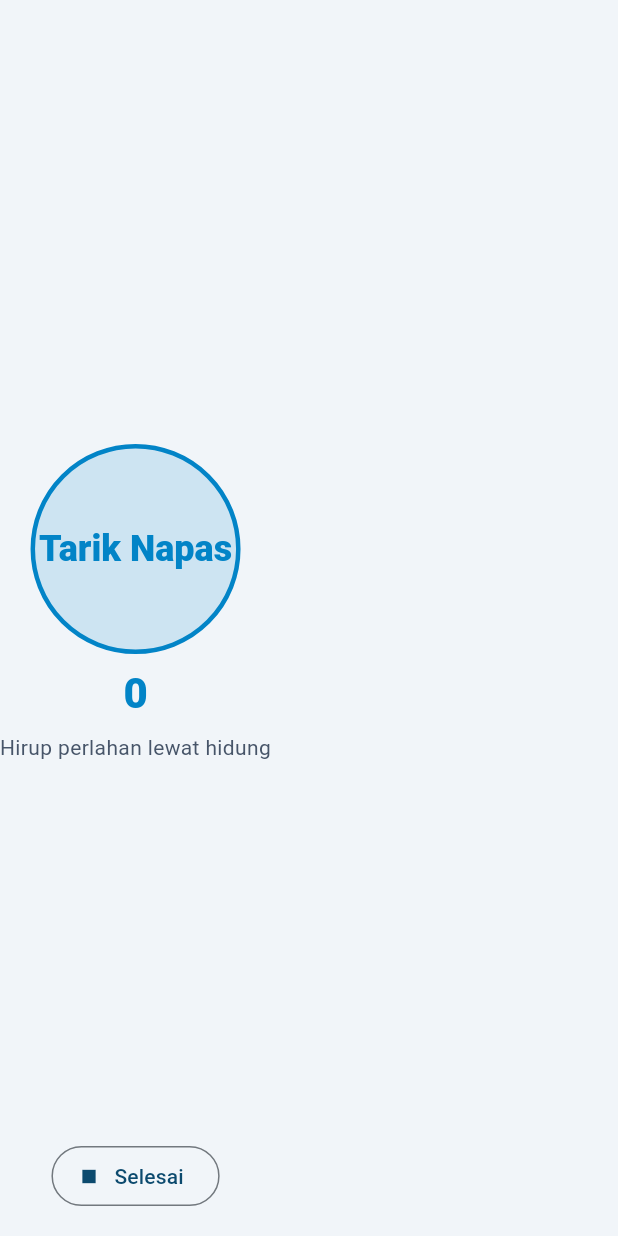
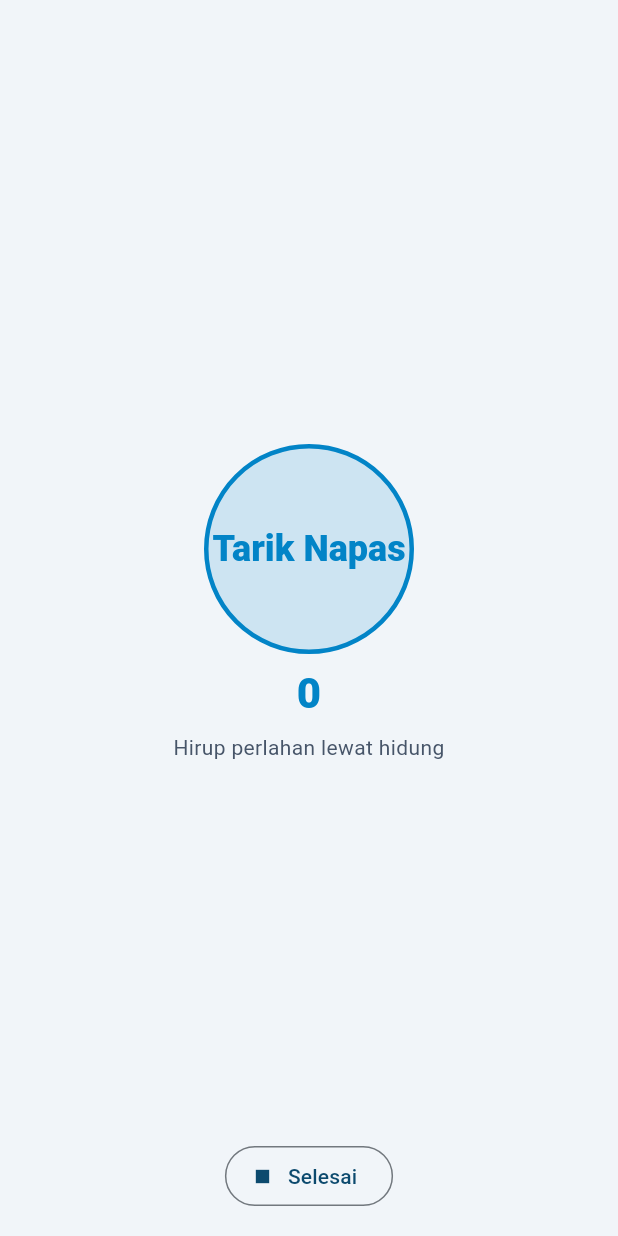
Before and after one commit to radacore/rotasi, a Flutter app: the _RunningView widget shown alone on an empty page, opened directly with empty values, on a phone screen of 412 x 824 dp. Run offline on Flutter 3.47's test engine with Material 3 defaults, Android fonts, the phone set to English and light mode, and no system bars; our stand-ins replace flutter_local_notifications, shared_preferences, sqflite, timezone; missing offline and left inert: pdfx; accounts and stored records are empty.

Commit message:
fix(mobile): pusatkan lingkaran latihan napas di layar
ubah RunningView menggunakan Expanded+Center agar lingkaran berada di
tengah, bukan menempel di tombol selesai.

```diff
--- a/mobile/lib/features/breathing/breathing_page.dart
+++ b/mobile/lib/features/breathing/breathing_page.dart
@@ -231,7 +231,11 @@ class _RunningView extends StatelessWidget {
               .displaySmall
               ?.copyWith(fontWeight: FontWeight.w800),
         ),
-        const Spacer(),
+        Expanded(
+          child: Center(
+            child: Column(
+              mainAxisSize: MainAxisSize.min,
+              children: [
                 AnimatedContainer(
                   duration: const Duration(seconds: 1),
                   curve: Curves.easeInOut,
@@ -270,7 +274,10 @@ class _RunningView extends StatelessWidget {
                       .bodyMedium
                       ?.copyWith(color: AppColors.textSecondary),
                 ),
-        const Spacer(),
+              ],
+            ),
+          ),
+        ),
         Padding(
           padding: const EdgeInsets.all(16),
           child: OutlinedButton.icon(
```
Lines whose indentation alone changed are shown as unchanged.
